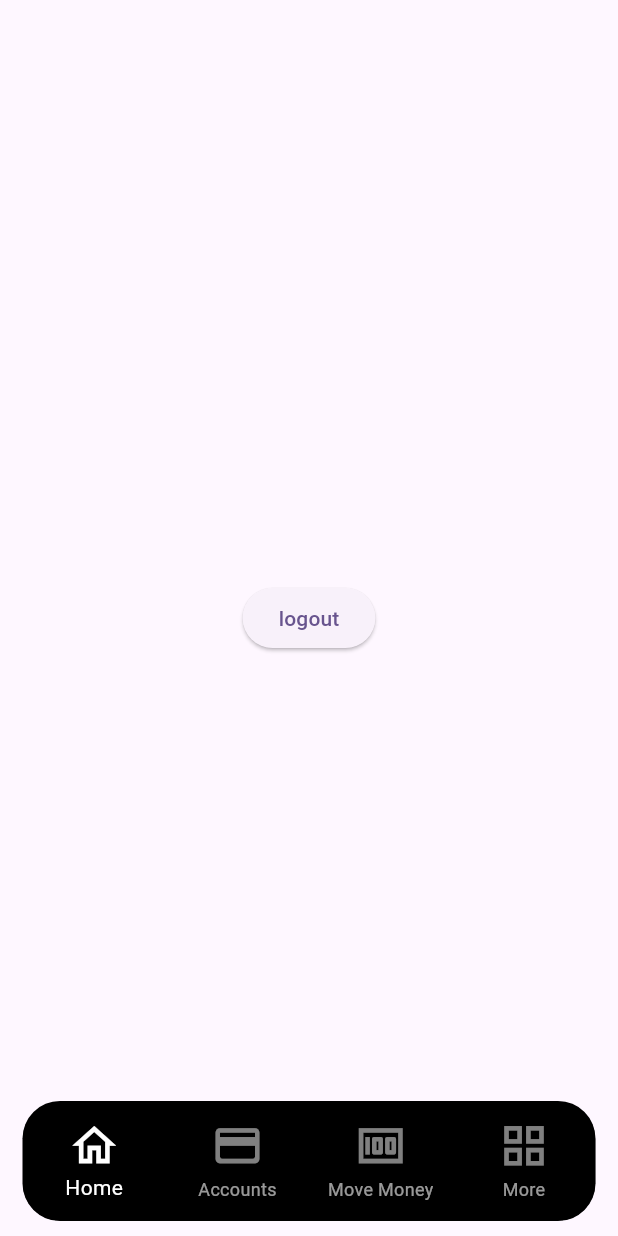
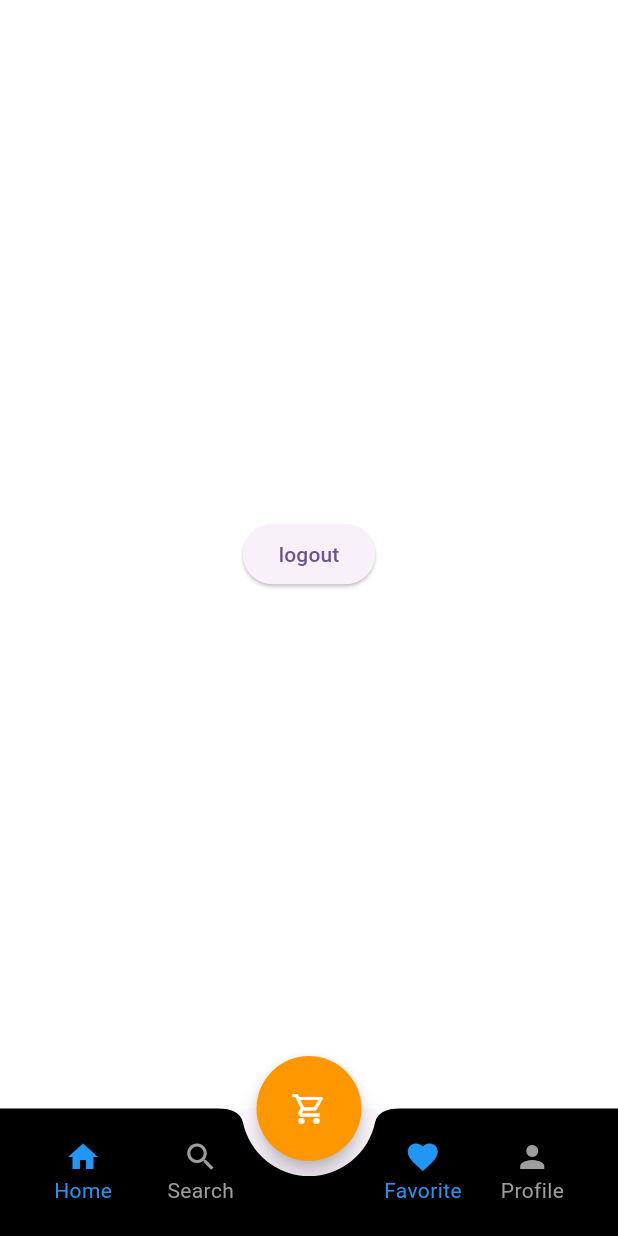
Before and after one commit to NimeshVasani/manage_my_store, a Flutter app: the MainScreen screen opened by its route, on a phone screen of 412 x 824 dp. Run offline on Flutter 3.47's test engine with Material 3 defaults, Android fonts, the phone set to English and light mode, and no system bars; our stand-ins replace firebase_auth, firebase_core, font_awesome_flutter, get_it, google_sign_in; missing offline and left inert: firebase_ui_auth; accounts and stored records are empty.

Commit message:
UI Update

```diff
--- a/lib/ui/screens/mainscreen.dart
+++ b/lib/ui/screens/mainscreen.dart
@@ -1,6 +1,7 @@
 import 'package:flutter/material.dart';
+import 'package:manage_my_store/ui/screens/profilescreen.dart';
 
-import 'homescreen.dart';
+import 'shopscreen.dart';
 
 class MainScreen extends StatefulWidget {
   const MainScreen({super.key});
@@ -13,75 +14,151 @@ class _MainScreenState extends State<MainScreen> {
   int selectedIndex = 0;
 
   static const List<Widget> _bottomNavScreens = [
-    HomeScreen(),
-    HomeScreen(),
-    HomeScreen(),
-    HomeScreen(),
+    ShopScreen(),
+    ProfileScreen(),
+    ShopScreen(),
+    ShopScreen(),
+  ];
+
+  final List<ScreenData> _screens1 = [
+    ScreenData(label: 'Home', icon: Icons.home),
+    ScreenData(label: 'Search', icon: Icons.search),
+
+  ];
+  final List<ScreenData> _screens2 = [
+    ScreenData(label: 'Favorite', icon: Icons.favorite),
+    ScreenData(label: 'Profile', icon: Icons.person),
+
   ];
 
   @override
   Widget build(BuildContext context) {
     return PopScope(
-        canPop:false,
-      child: Scaffold(
-        extendBody: true,
-        body: Center(child: _bottomNavScreens.elementAt(selectedIndex)),
-        bottomNavigationBar: SafeArea(
-          child: Padding(
-            padding: const EdgeInsets.only(left: 15, right: 15, bottom: 10),
-            child: Container(
-              height: 80,
-              clipBehavior: Clip.hardEdge,
-              decoration: const BoxDecoration(
-                  borderRadius: BorderRadius.all(Radius.circular(25)),
-                  color: Colors.black),
-              child: BottomNavigationBar(
-                unselectedItemColor: Colors.white60,
-                selectedItemColor: Colors.white,
-                type: BottomNavigationBarType.fixed,
-                currentIndex: selectedIndex,
-                onTap: (int index) {
-                  setState(() {
-                    selectedIndex = index;
-                  });
-                },
-                items: [
-                  BottomNavigationBarItem(
-                    icon: Icon(Icons.home_outlined,
-                        color: Colors.white.withOpacity(0.5)),
-                    activeIcon:
-                        const Icon(Icons.home_outlined, color: Colors.white),
-                    label: "Home",
-                  ),
-                  BottomNavigationBarItem(
-                    icon: Icon(Icons.credit_card_rounded,
-                        color: Colors.white.withOpacity(0.5)),
-                    activeIcon: const Icon(Icons.credit_card_rounded,
-                        color: Colors.white),
-                    label: "Accounts",
-                  ),
-                  BottomNavigationBarItem(
-                    icon: Icon(Icons.money, color: Colors.white.withOpacity(0.5)),
-                    activeIcon: const Icon(Icons.money, color: Colors.white),
-                    label: "Move Money",
-                  ),
-                  BottomNavigationBarItem(
-                    icon: Icon(Icons.grid_view_outlined,
-                        color: Colors.white.withOpacity(0.5)),
-                    activeIcon:
-                        const Icon(Icons.grid_view_rounded, color: Colors.white),
-                    label: "More",
-                  ),
-                ],
-                iconSize: 35,
-                backgroundColor: Colors.transparent,
-                showSelectedLabels: true,
-                showUnselectedLabels: true,
+        canPop: false,
+        child: Scaffold(
+            floatingActionButton: SizedBox(
+              height: 70,
+              width: 70,
+              child: FloatingActionButton(
+                shape: RoundedRectangleBorder(
+                    borderRadius: BorderRadius.circular(35)),
+                backgroundColor: Colors.orange,
+                onPressed: () {},
+                child: const Icon(
+                  Icons.shopping_cart_outlined,
+                  color: Colors.white,
+                ),
               ),
             ),
-          ),
-        ),
-      ),
-    );
+            floatingActionButtonLocation:
+                FloatingActionButtonLocation.centerDocked,
+            body: Center(child: _bottomNavScreens.elementAt(selectedIndex)),
+            bottomNavigationBar: SafeArea(
+                bottom: false,
+                child: BottomAppBar(
+                    shape: const CircularNotchedRectangle(),
+                    notchMargin: 10.0,
+                    height: 85,
+                    color: Colors.black,
+                    child: Padding(
+                      padding: const EdgeInsets.symmetric(horizontal: 20.0),
+                      child: Row(
+                        children: [
+                          Expanded(
+                            child: Padding(
+                              padding: const EdgeInsets.only(right: 50.0),
+                              child: Row(
+                                mainAxisSize: MainAxisSize.max,
+                                mainAxisAlignment: MainAxisAlignment.spaceBetween,
+                                children: _screens1
+                                    .asMap()
+                                    .entries
+                                    .map(
+                                      (entry) => GestureDetector(
+                                    onTap: () {
+                                      setState(() {
+                                        selectedIndex = entry.key;
+                                      });
+                                    },
+                                    child: Column(
+                                      mainAxisSize: MainAxisSize.min,
+                                      children: [
+                                        Icon(
+                                          entry.value.icon,
+                                          color: selectedIndex == entry.key
+                                              ? Colors.blue
+                                              : Colors.grey,
+                                        ),
+                                        Text(
+                                          entry.value.label,
+                                          style: TextStyle(
+                                            color: selectedIndex == entry.key
+                                                ? Colors.blue
+                                                : Colors.grey,
+                                          ),
+                                        ),
+                                      ],
+                                    ),
+                                  ),
+                                )
+                                    .toList(),
+                              ),
+                            ),
+                          ),
+                          Expanded(
+                            child: Padding(
+                              padding: const EdgeInsets.only(left: 50.0),
+                              child: Row(
+                                mainAxisAlignment: MainAxisAlignment.spaceBetween,
+                                mainAxisSize: MainAxisSize.max,
+                                children: _screens2
+                                    .asMap()
+                                    .entries
+                                    .map(
+                                      (entry) => GestureDetector(
+                                    onTap: () {
+                                      setState(() {
+                                        selectedIndex = entry.key;
+                                      });
+                                    },
+                                    child: Column(
+                                      mainAxisSize: MainAxisSize.min,
+                                      children: [
+                                        Icon(
+                                          entry.value.icon,
+                                          color: selectedIndex == entry.key
+                                              ? Colors.blue
+                                              : Colors.grey,
+                                        ),
+                                        Text(
+                                          entry.value.label,
+                                          style: TextStyle(
+                                            color: selectedIndex == entry.key
+                                                ? Colors.blue
+                                                : Colors.grey,
+                                          ),
+                                        ),
+                                      ],
+                                    ),
+                                  ),
+                                )
+                                    .toList(),
+                              ),
+                            ),
+                          ),
+                        ]
+                      ),
+                    )))));
   }
 }
+
+class ScreenData {
+  final String label;
+  final IconData icon;
+  final Widget screen;
+
+  ScreenData(
+      {required this.label,
+      required this.icon,
+      this.screen = const SizedBox.shrink()});
+}
--- /dev/null
+++ b/lib/ui/screens/profilescreen.dart
@@ -0,0 +1,20 @@
+import 'package:flutter/cupertino.dart';
+import 'package:flutter/material.dart';
+
+class ProfileScreen extends StatefulWidget{
+  const ProfileScreen({super.key});
+
+  @override
+  State<ProfileScreen> createState() => _ProfileScreenState();
+}
+
+class _ProfileScreenState extends State<ProfileScreen> {
+  @override
+  Widget build(BuildContext context) {
+    return Scaffold(
+      body: Center(
+        child: Container(height: 30,width: 30,color: Colors.black,),
+      ),
+    );
+  }
+}
--- a/lib/ui/screens/homescreen.dart
+++ b/lib/ui/screens/shopscreen.dart
@@ -3,14 +3,14 @@ import 'package:provider/provider.dart';
 
 import '../../viewmodels/authentication/authviewmodel.dart';
 
-class HomeScreen extends StatefulWidget {
-  const HomeScreen({super.key});
+class ShopScreen extends StatefulWidget {
+  const ShopScreen({super.key});
 
   @override
-  State<HomeScreen> createState() => _HomeScreenState();
+  State<ShopScreen> createState() => _ShopScreenState();
 }
 
-class _HomeScreenState extends State<HomeScreen> {
+class _ShopScreenState extends State<ShopScreen> {
   late AuthViewModel authViewModel;
 
   @override
@@ -24,13 +24,17 @@ class _HomeScreenState extends State<HomeScreen> {
   @override
   Widget build(BuildContext context) {
     return Scaffold(
-      body: Center(
-        child: ElevatedButton(
-          onPressed:  () {
-            authViewModel.signOut();
+      backgroundColor: Colors.white,
+      body: SafeArea(
 
-          },
-          child: Text('logout'),
+        child: Center(
+          child: ElevatedButton(
+            onPressed:  () {
+              authViewModel.signOut();
+
+            },
+            child: Text('logout'),
+          ),
         ),
       ),
     );
```
